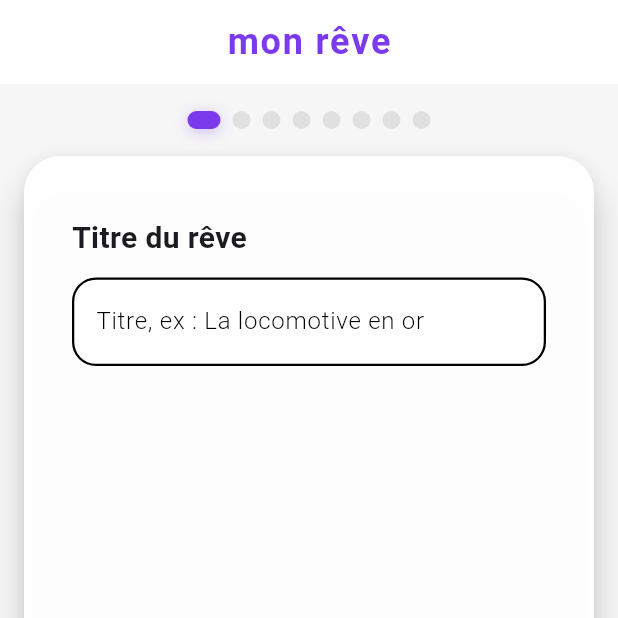
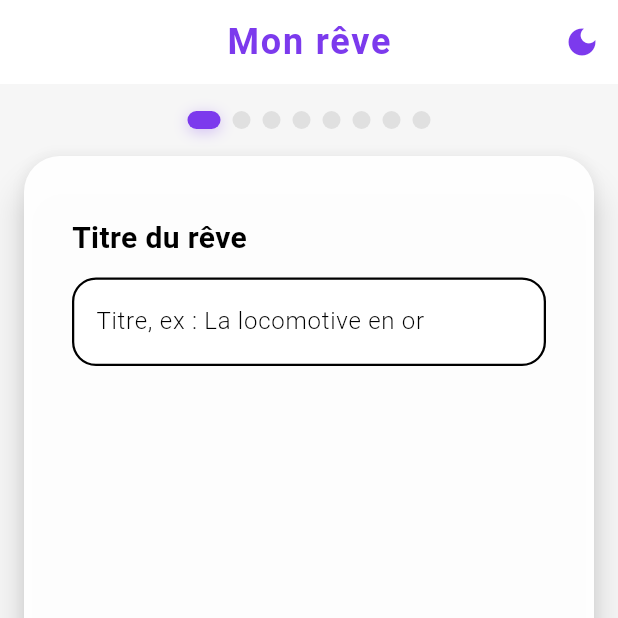
Before and after one commit to Xantos07/Revato, a Flutter app: the screen it shows after launch, on a phone screen of 412 x 824 dp, the top half of it. Run offline on Flutter 3.47's test engine with Material 3 defaults, Android fonts, the phone set to English and light mode, and no system bars; our stand-ins replace shared_preferences, sqflite; accounts and stored records are empty.

Commit message:
💄Implement theme management and dark mode support

```diff
--- a/revato_app/lib/app.dart
+++ b/revato_app/lib/app.dart
@@ -4,6 +4,9 @@ import 'package:revato_app/viewmodel/dream_filter_view_model.dart';
 import 'package:revato_app/widgets/dream_analysis.dart';
 import 'package:revato_app/widgets/dream_list_screen.dart';
 import 'package:revato_app/services/navigation_core.dart';
+import 'themes/theme_provider.dart';
+import 'themes/light_theme.dart';
+import 'themes/dark_theme.dart';
 import 'widgets/dream_writing_carousel.dart';
 
 class RevatoApp extends StatelessWidget {
@@ -11,16 +14,26 @@ class RevatoApp extends StatelessWidget {
 
   @override
   Widget build(BuildContext context) {
-    return MaterialApp(
-      title: 'Revato',
-      navigatorKey: NavigationCore.navigatorKey,
-      theme: ThemeData(
-        colorScheme: ColorScheme.fromSeed(seedColor: Colors.deepPurple),
-        scaffoldBackgroundColor: const Color(0xFFF6F6F6),
-        useMaterial3: true,
+    return ChangeNotifierProvider(
+      create: (context) => ThemeProvider()..loadTheme(),
+      child: Consumer<ThemeProvider>(
+        builder: (context, themeProvider, child) {
+          return MaterialApp(
+            title: 'Revato',
+            navigatorKey: NavigationCore.navigatorKey,
+            themeMode: themeProvider.themeMode,
+
+            // Thème clair
+            theme: LightTheme.theme,
+
+            // Thème sombre
+            darkTheme: DarkTheme.theme,
+
+            home: const DreamHomeScreen(),
+            debugShowCheckedModeBanner: false,
+          );
+        },
       ),
-      home: const DreamHomeScreen(),
-      debugShowCheckedModeBanner: false,
     );
   }
 }
@@ -41,7 +54,6 @@ class _DreamHomeScreenState extends State<DreamHomeScreen> {
     NavigationCore.registerTabController(setTab);
   }
 
-  // Permet à NavigationService de changer l'onglet courant
   void setTab(int index) {
     setState(() => _selectedIndex = index);
   }
@@ -53,6 +65,7 @@ class _DreamHomeScreenState extends State<DreamHomeScreen> {
       DreamListScreen(),
       DreamAnalysis(),
     ];
+
     return MultiProvider(
       providers: [
         ChangeNotifierProvider(create: (_) => DreamFilterViewModel()),
@@ -73,9 +86,7 @@ class _DreamHomeScreenState extends State<DreamHomeScreen> {
               label: 'Analyses',
             ),
           ],
-          selectedItemColor: Color(0xFF7C3AED),
-          unselectedItemColor: Colors.grey,
-          backgroundColor: Colors.white,
+          // Ces propriétés sont maintenant définies dans le thème
           type: BottomNavigationBarType.fixed,
         ),
       ),
--- /dev/null
+++ b/revato_app/lib/themes/dark_theme.dart
@@ -0,0 +1,50 @@
+import 'package:flutter/material.dart';
+
+class DarkTheme {
+  static ThemeData get theme => ThemeData(
+    colorScheme: ColorScheme.fromSeed(
+      surface: const Color.fromARGB(255, 43, 43, 43), // Fond des cartes
+      primary: const Color.fromARGB(255, 208, 171, 50),
+      onPrimary: Colors.white, // Couleur du texte sur les boutons
+      secondary: const Color.fromARGB(255, 208, 171, 50),
+      onSecondary: Colors.white, // Couleur du texte sur les boutons secondaires
+      seedColor: const Color.fromARGB(255, 208, 171, 50),
+      brightness: Brightness.dark,
+    ),
+    scaffoldBackgroundColor: const Color.fromARGB(255, 57, 57, 57),
+    useMaterial3: true,
+    appBarTheme: const AppBarTheme(
+      backgroundColor: Color.fromARGB(255, 80, 80, 80),
+      foregroundColor: Color.fromARGB(255, 208, 171, 50),
+      elevation: 0,
+    ),
+    iconTheme: const IconThemeData(
+      color: Color.fromARGB(255, 237, 195, 58), // Couleur par défaut des icônes
+    ),
+    bottomNavigationBarTheme: const BottomNavigationBarThemeData(
+      backgroundColor: Color.fromARGB(255, 67, 67, 67),
+      selectedItemColor: Color.fromARGB(255, 208, 171, 50),
+      unselectedItemColor: Colors.grey,
+    ),
+    inputDecorationTheme: InputDecorationTheme(
+      fillColor: const Color.fromARGB(255, 55, 55, 55), // Fond du champ
+      filled: true,
+      hintStyle: const TextStyle(color: Colors.grey), // Couleur du placeholder
+      labelStyle: const TextStyle(
+        color: Color.fromARGB(255, 255, 255, 255),
+      ), // Couleur du label
+      border: OutlineInputBorder(
+        borderRadius: BorderRadius.circular(16),
+        borderSide: const BorderSide(
+          color: Colors.white, // Light
+          width: 1.5,
+        ),
+      ),
+    ),
+    textTheme: const TextTheme(
+      bodyMedium: TextStyle(
+        color: Color.fromARGB(255, 255, 255, 255),
+      ), // Couleur du texte saisi
+    ),
+  );
+}
--- /dev/null
+++ b/revato_app/lib/themes/light_theme.dart
@@ -0,0 +1,49 @@
+import 'package:flutter/material.dart';
+
+class LightTheme {
+  static ThemeData get theme => ThemeData(
+    colorScheme: ColorScheme.fromSeed(
+      surface: const Color(0xFFF6F6F6), // Couleur de fond des cartes
+      primary: const Color(0xFF7C3AED), // Couleur principale
+      onPrimary: Colors.white, // Couleur du texte sur les boutons
+      secondary: const Color(0xFF7C3AED), // Couleur secondaire
+      onSecondary: Colors.white, // Couleur du texte sur les boutons secondaires
+      seedColor: const Color(0xFF7C3AED),
+      brightness: Brightness.light,
+    ),
+    scaffoldBackgroundColor: const Color(0xFFF6F6F6),
+    useMaterial3: true,
+    appBarTheme: const AppBarTheme(
+      backgroundColor: Colors.white,
+      foregroundColor: Color(0xFF7C3AED),
+      elevation: 0,
+    ),
+    iconTheme: const IconThemeData(
+      color: Color(0xFF7C3AED), // Couleur par défaut des icônes
+    ),
+    bottomNavigationBarTheme: const BottomNavigationBarThemeData(
+      backgroundColor: Colors.white,
+      selectedItemColor: Color(0xFF7C3AED),
+      unselectedItemColor: Colors.grey,
+    ),
+    cardColor: Colors.white, // Blanc pur au lieu du défaut
+    inputDecorationTheme: InputDecorationTheme(
+      fillColor: const Color.fromARGB(255, 255, 255, 255), // Fond du champ
+      filled: true,
+      hintStyle: const TextStyle(color: Colors.grey), // Couleur du placeholder
+      labelStyle: const TextStyle(
+        color: Color.fromARGB(255, 0, 0, 0),
+      ), // Couleur du label
+      border: OutlineInputBorder(
+        borderRadius: BorderRadius.circular(16),
+        borderSide: const BorderSide(
+          color: Colors.black, // Light
+          width: 1.5,
+        ),
+      ),
+    ),
+    textTheme: const TextTheme(
+      bodyMedium: TextStyle(color: Colors.black), // Couleur du texte saisi
+    ),
+  );
+}
--- /dev/null
+++ b/revato_app/lib/themes/theme_provider.dart
@@ -0,0 +1,46 @@
+// lib/providers/theme_provider.dart
+import 'package:flutter/material.dart';
+import 'package:shared_preferences/shared_preferences.dart';
+
+class ThemeProvider extends ChangeNotifier {
+  ThemeMode _themeMode = ThemeMode.system;
+  static const String _themePrefKey = 'theme_mode';
+
+  ThemeMode get themeMode => _themeMode;
+
+  bool get isDarkMode {
+    if (_themeMode == ThemeMode.system) {
+      return WidgetsBinding.instance.platformDispatcher.platformBrightness ==
+          Brightness.dark;
+    }
+    return _themeMode == ThemeMode.dark;
+  }
+
+  // Charger la préférence au démarrage
+  Future<void> loadTheme() async {
+    final prefs = await SharedPreferences.getInstance();
+    final savedTheme = prefs.getString(_themePrefKey) ?? 'system';
+
+    switch (savedTheme) {
+      case 'light':
+        _themeMode = ThemeMode.light;
+        break;
+      case 'dark':
+        _themeMode = ThemeMode.dark;
+        break;
+      default:
+        _themeMode = ThemeMode.system;
+    }
+    notifyListeners();
+  }
+
+  // Changer le thème
+  Future<void> setThemeMode(ThemeMode mode) async {
+    _themeMode = mode;
+    notifyListeners();
+
+    final prefs = await SharedPreferences.getInstance();
+    String themeString = mode.toString().split('.').last;
+    await prefs.setString(_themePrefKey, themeString);
+  }
+}
--- a/revato_app/lib/widgets/Dream_Carousel/DreamCarouselNavigation.dart
+++ b/revato_app/lib/widgets/Dream_Carousel/DreamCarouselNavigation.dart
@@ -24,8 +24,8 @@ class DreamCarouselNavigation extends StatelessWidget {
                 alignment: Alignment.centerLeft,
                 child: ElevatedButton.icon(
                   style: ElevatedButton.styleFrom(
-                    backgroundColor: Colors.white,
-                    foregroundColor: const Color(0xFF7C3AED),
+                    backgroundColor: Theme.of(context).colorScheme.primary,
+                    foregroundColor: Theme.of(context).colorScheme.onPrimary,
                     elevation: 4,
                     shape: RoundedRectangleBorder(
                       borderRadius: BorderRadius.circular(16),
@@ -51,8 +51,8 @@ class DreamCarouselNavigation extends StatelessWidget {
               alignment: Alignment.centerRight,
               child: ElevatedButton.icon(
                 style: ElevatedButton.styleFrom(
-                  backgroundColor: const Color(0xFF7C3AED),
-                  foregroundColor: Colors.white,
+                  backgroundColor: Theme.of(context).colorScheme.primary,
+                  foregroundColor: Theme.of(context).colorScheme.onPrimary,
                   elevation: 6,
                   shape: RoundedRectangleBorder(
                     borderRadius: BorderRadius.circular(16),
--- a/revato_app/lib/widgets/Dream_Carousel/DreamCarouselStepper.dart
+++ b/revato_app/lib/widgets/Dream_Carousel/DreamCarouselStepper.dart
@@ -20,13 +20,18 @@ class DreamCarouselStepper extends StatelessWidget {
           width: i == page ? 22 : 12,
           height: 12,
           decoration: BoxDecoration(
-            color: i == page ? const Color(0xFF7C3AED) : Colors.grey[300],
+            color:
+                i == page
+                    ? Theme.of(context).colorScheme.primary
+                    : Colors.grey[300],
             borderRadius: BorderRadius.circular(8),
             boxShadow:
                 i == page
                     ? [
                       BoxShadow(
-                        color: const Color(0xFF7C3AED).withOpacity(0.3),
+                        color: Theme.of(
+                          context,
+                        ).colorScheme.primary.withOpacity(0.3),
                         blurRadius: 8,
                         offset: const Offset(0, 2),
                       ),
--- a/revato_app/lib/widgets/Dream_Carousel/common/components/tag_input_widget.dart
+++ b/revato_app/lib/widgets/Dream_Carousel/common/components/tag_input_widget.dart
@@ -32,7 +32,7 @@ class TagInputWidget extends StatelessWidget {
           child: TextField(
             controller: controller,
             focusNode: focusNode,
-            decoration: dreamInputDecoration(label),
+            decoration: dreamInputDecoration(context, label),
             onSubmitted: onSubmitted,
           ),
         ),
--- a/revato_app/lib/widgets/Dream_Carousel/common/dream_input_decoration.dart
+++ b/revato_app/lib/widgets/Dream_Carousel/common/dream_input_decoration.dart
@@ -6,36 +6,38 @@ import 'package:flutter/material.dart';
 
 /// Décoration standard pour tous les champs de saisie du carrousel de rêves
 /// Utilisée dans tous les composants de saisie pour maintenir la cohérence visuelle
-InputDecoration dreamInputDecoration(String label) {
+InputDecoration dreamInputDecoration(BuildContext context, String label) {
+  // Récupère la couleur de bordure depuis le thème
+  final borderColor =
+      Theme.of(context).inputDecorationTheme.border?.borderSide.color ??
+      (Theme.of(context).brightness == Brightness.dark
+          ? Colors.white
+          : Colors.black);
+
+  // Récupère la couleur du label depuis le thème
+  final labelColor =
+      Theme.of(context).inputDecorationTheme.labelStyle?.color ??
+      (Theme.of(context).brightness == Brightness.dark
+          ? Colors.white
+          : Colors.black);
+
   return InputDecoration(
     labelText: label,
     border: OutlineInputBorder(
       borderRadius: BorderRadius.circular(16),
-      borderSide: const BorderSide(
-        color: Color.fromARGB(255, 0, 0, 0),
-        width: 1.5,
-      ),
+      borderSide: BorderSide(color: borderColor, width: 1.5),
     ),
     filled: true,
-    fillColor: Colors.white,
-    labelStyle: const TextStyle(
-      color: Color.fromARGB(255, 0, 0, 0),
-      fontWeight: FontWeight.w300,
-    ),
-    floatingLabelStyle: const TextStyle(color: Color.fromARGB(255, 0, 0, 0)),
+    fillColor: Theme.of(context).inputDecorationTheme.fillColor,
+    labelStyle: TextStyle(color: labelColor, fontWeight: FontWeight.w300),
+    floatingLabelStyle: TextStyle(color: labelColor),
     enabledBorder: OutlineInputBorder(
       borderRadius: BorderRadius.circular(16),
-      borderSide: const BorderSide(
-        color: Color.fromARGB(255, 0, 0, 0),
-        width: 1.5,
-      ),
+      borderSide: BorderSide(color: borderColor, width: 1.5),
     ),
     focusedBorder: OutlineInputBorder(
       borderRadius: BorderRadius.circular(16),
-      borderSide: const BorderSide(
-        color: Color.fromARGB(255, 0, 0, 0),
-        width: 2,
-      ),
+      borderSide: BorderSide(color: borderColor, width: 2),
     ),
   );
 }
--- a/revato_app/lib/widgets/Dream_Carousel/common/dream_text_fields.dart
+++ b/revato_app/lib/widgets/Dream_Carousel/common/dream_text_fields.dart
@@ -27,7 +27,7 @@ class DreamTextField extends StatelessWidget {
   Widget build(BuildContext context) {
     return TextField(
       controller: controller,
-      decoration: dreamInputDecoration(label),
+      decoration: dreamInputDecoration(context, label),
       style: style ?? const TextStyle(fontSize: 18),
       minLines: minLines,
       maxLines: maxLines,
@@ -76,7 +76,7 @@ class DreamMultilineField extends StatelessWidget {
     return Expanded(
       child: TextField(
         controller: controller,
-        decoration: dreamInputDecoration(label),
+        decoration: dreamInputDecoration(context, label),
         style: const TextStyle(fontSize: 18),
         minLines: null,
         maxLines: null,
--- a/revato_app/lib/widgets/dream_analysis.dart
+++ b/revato_app/lib/widgets/dream_analysis.dart
@@ -15,13 +15,11 @@ class _DreamAnalysisScreenState extends State<DreamAnalysis> {
         title: const Text(
           'Mon analyse de rêve',
           style: TextStyle(
-            color: Color(0xFF7C3AED),
             fontWeight: FontWeight.bold,
             fontSize: 24,
             letterSpacing: 1.2,
           ),
         ),
-        backgroundColor: Colors.white,
         elevation: 0,
         centerTitle: true,
         iconTheme: const IconThemeData(color: Color(0xFF7C3AED)),
--- /dev/null
+++ b/revato_app/lib/widgets/dream_app_bar.dart
@@ -0,0 +1,42 @@
+import 'package:flutter/material.dart';
+import 'package:provider/provider.dart';
+import 'package:revato_app/themes/theme_provider.dart';
+
+AppBar buildDreamAppBar({
+  required String title,
+  required BuildContext context,
+}) {
+  return AppBar(
+    title: Text(
+      title,
+      style: const TextStyle(
+        fontWeight: FontWeight.bold,
+        fontSize: 24,
+        letterSpacing: 1.2,
+      ),
+    ),
+    elevation: 0,
+    centerTitle: true,
+    iconTheme: const IconThemeData(color: Color(0xFF7C3AED)),
+    actions: [
+      Consumer<ThemeProvider>(
+        builder: (context, themeProvider, child) {
+          return IconButton(
+            icon: Icon(
+              themeProvider.isDarkMode ? Icons.light_mode : Icons.dark_mode,
+              color:
+                  themeProvider.isDarkMode
+                      ? Colors.white
+                      : const Color(0xFF7C3AED),
+            ),
+            onPressed: () {
+              final newMode =
+                  themeProvider.isDarkMode ? ThemeMode.light : ThemeMode.dark;
+              themeProvider.setThemeMode(newMode);
+            },
+          );
+        },
+      ),
+    ],
+  );
+}
--- a/revato_app/lib/widgets/dream_writing_carousel.dart
+++ b/revato_app/lib/widgets/dream_writing_carousel.dart
@@ -1,6 +1,7 @@
 import 'package:flutter/material.dart';
 import 'package:provider/provider.dart';
 import 'package:revato_app/model/dream_model.dart';
+import 'package:revato_app/themes/theme_provider.dart';
 import 'package:revato_app/viewmodel/dream_writing_view_model.dart';
 import 'package:revato_app/widgets/Dream_Carousel/DreamCarouselNavigation.dart';
 import 'package:revato_app/widgets/Dream_Carousel/DreamCarouselStepper.dart';
@@ -9,6 +10,7 @@ import 'package:revato_app/widgets/Dream_Carousel/DreamTagsPage.dart';
 import 'package:revato_app/widgets/Dream_Carousel/DreamTitlePage.dart';
 import 'package:revato_app/services/dream_service.dart';
 import 'package:revato_app/services/navigation_core.dart';
+import 'package:revato_app/widgets/dream_app_bar.dart';
 
 /// **CAROUSEL PRINCIPAL** - Responsabilité : Structure et navigation
 class DreamWritingCarousel extends StatefulWidget {
@@ -111,36 +113,8 @@ class _DreamWritingCarouselState extends State<DreamWritingCarousel> {
   /// Construit l'AppBar en fonction de l'état d'édition sinon rien
   AppBar? _buildAppBar() {
     return widget.initialDream != null
-        ? AppBar(
-          title: const Text(
-            'Modifier le rêve',
-            style: TextStyle(
-              color: Color(0xFF7C3AED),
-              fontWeight: FontWeight.bold,
-              fontSize: 24,
-              letterSpacing: 1.2,
-            ),
-          ),
-          backgroundColor: Colors.white,
-          elevation: 0,
-          centerTitle: true,
-          iconTheme: const IconThemeData(color: Color(0xFF7C3AED)),
-        )
-        : AppBar(
-          title: const Text(
-            'mon rêve',
-            style: TextStyle(
-              color: Color(0xFF7C3AED),
-              fontWeight: FontWeight.bold,
-              fontSize: 24,
-              letterSpacing: 1.2,
-            ),
-          ),
-          backgroundColor: Colors.white,
-          elevation: 0,
-          centerTitle: true,
-          iconTheme: const IconThemeData(color: Color(0xFF7C3AED)),
-        );
+        ? buildDreamAppBar(title: 'Modifier aez rêve', context: context)
+        : buildDreamAppBar(title: 'Mon rêve', context: context);
   }
 
   Widget _buildCarouselContent(DreamWritingViewModel vm, List<Widget> pages) {
@@ -162,7 +136,7 @@ class _DreamWritingCarouselState extends State<DreamWritingCarousel> {
           shape: RoundedRectangleBorder(
             borderRadius: BorderRadius.circular(24),
           ),
-          color: Colors.white.withOpacity(0.97),
+          color: Theme.of(context).cardColor.withOpacity(0.97),
           child: Padding(
             padding: const EdgeInsets.all(8.0),
             child: pages[vm.currentPage],
--- a/revato_app/pubspec.yaml
+++ b/revato_app/pubspec.yaml
@@ -32,7 +32,7 @@ dependencies:
   sqflite: ^2.3.0
   flutter:
     sdk: flutter
-
+  shared_preferences: ^2.2.2
   # The following adds the Cupertino Icons font to your application.
   # Use with the CupertinoIcons class for iOS style icons.
   cupertino_icons: ^1.0.8
```
Also changed, not shown: revato_app/lib/widgets/DreamFilter/search_bar.dart (+36 -18 lines), revato_app/lib/widgets/DreamList/DreamChipsRow.dart (+19 -2 lines), revato_app/lib/widgets/DreamList/DreamSummaryCard.dart (+5 -9 lines), revato_app/lib/widgets/Dream_Carousel/common/components/tag_suggestions_widget.dart (+23 -7 lines), revato_app/lib/widgets/Dream_Carousel/common/dream_tags_input_field.dart (+14 -6 lines), revato_app/lib/widgets/dream_list_screen.dart (+1 -8 lines), revato_app/lib/database/database.dart (line endings or trailing spaces), revato_app/pubspec.lock, 1 other file.
